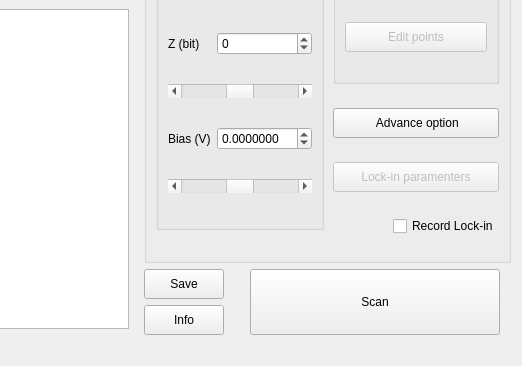
First picture: the form in pyqt5 STM software/ui/Spectroscopy.ui, repository freestylexyz/STM-pyqt5-software, before the edit; both pictures show x 211 to 733 and y 396 to 762 of the 733 by 762 pixel window.
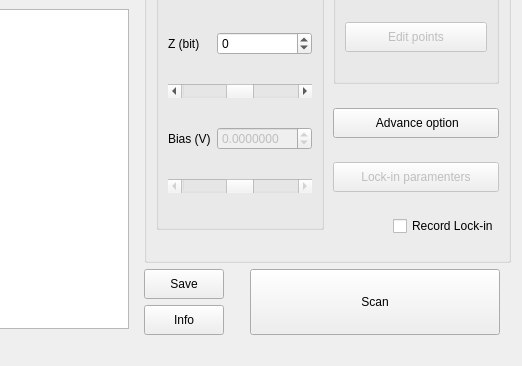
Second picture: the form after the edit. Icons and pictures are not drawn. Custom widgets are drawn as their Qt base class.

```diff
--- a/pyqt5 STM software/ui/Spectroscopy.ui
+++ b/pyqt5 STM software/ui/Spectroscopy.ui
@@ -386,6 +386,9 @@
          </item>
          <item row="2" column="1">
           <widget class="QDoubleSpinBox" name="spinBox_Bias_Delta">
+           <property name="enabled">
+            <bool>false</bool>
+           </property>
            <property name="decimals">
             <number>7</number>
            </property>
@@ -434,6 +437,9 @@
          </item>
          <item row="3" column="0" colspan="2">
           <widget class="QScrollBar" name="scrollBar_Bias_Delta">
+           <property name="enabled">
+            <bool>false</bool>
+           </property>
            <property name="minimum">
             <number>0</number>
            </property>
```
